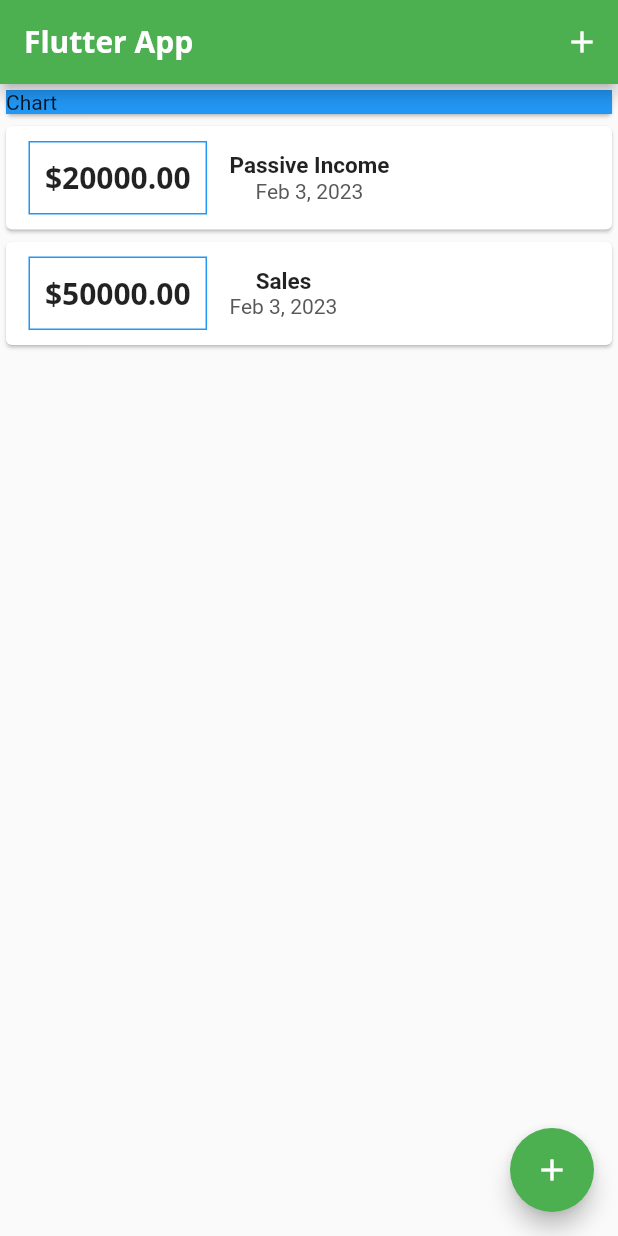
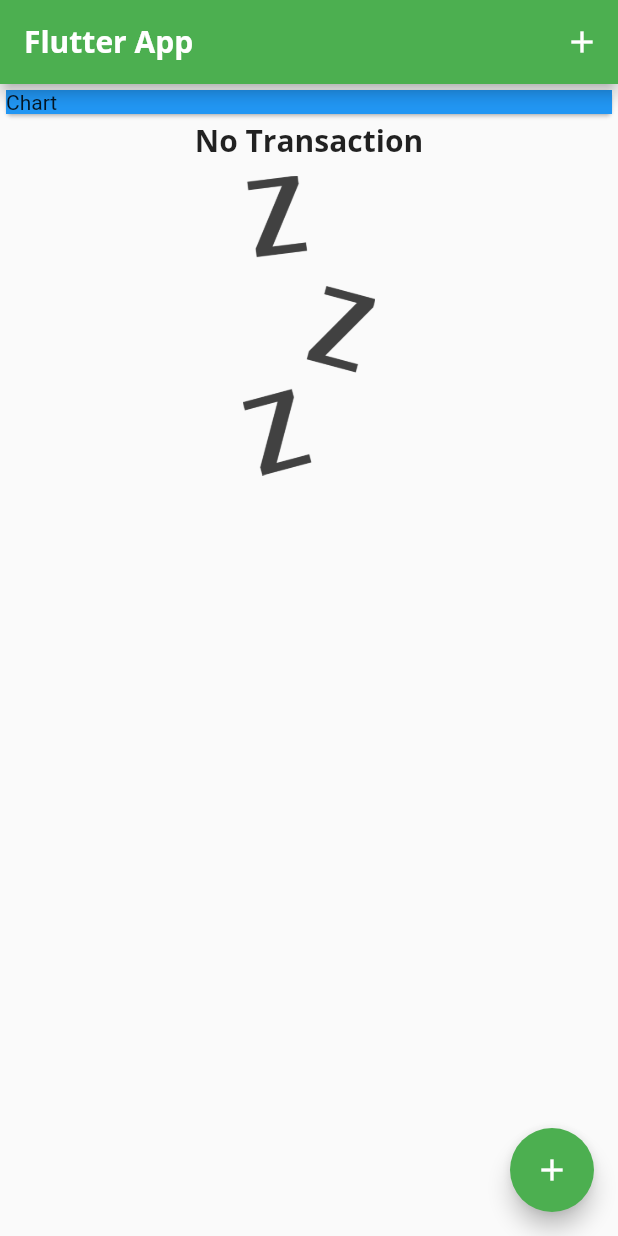
Before and after one commit to clippefuentes/personal_expense_flutter, a Flutter app: the screen it shows after launch, on a phone screen of 412 x 824 dp. Run offline on Flutter 3.47's test engine with Material 2 defaults, Android fonts, the phone set to English and light mode, and no system bars.

Commit message:
add image

```diff
--- a/lib/main.dart
+++ b/lib/main.dart
@@ -50,18 +50,18 @@ class MyHomePage extends StatefulWidget {
 
 class _MyHomePageState extends State<MyHomePage> {
   final List<Transaction> _transactions = [
-    Transaction(
-      id: 'T',
-      title: 'Passive Income',
-      amount: 20000,
-      date: DateTime.now()
-    ),
-    Transaction(
-      id: 'T',
-      title: 'Sales',
-      amount: 50000,
-      date: DateTime.now()
-    ),
+    // Transaction(
+    //   id: 'T',
+    //   title: 'Passive Income',
+    //   amount: 20000,
+    //   date: DateTime.now()
+    // ),
+    // Transaction(
+    //   id: 'T',
+    //   title: 'Sales',
+    //   amount: 50000,
+    //   date: DateTime.now()
+    // ),
   ];
 
   final titleController = TextEditingController();
--- a/lib/widgets/transaction_list.dart
+++ b/lib/widgets/transaction_list.dart
@@ -13,7 +13,15 @@ class TransactionList extends StatelessWidget {
   Widget build(BuildContext context) {
     return Container(
       height: 300,
-      child: ListView.builder(
+      child: transactions.isEmpty ? Column(
+        children: [
+          Text('No Transaction', style: Theme.of(context).textTheme.titleLarge),
+          SizedBox(height: 10),
+          Container(
+            height: 200,
+            child: Image.asset('assets/images/waiting.png', fit: BoxFit.cover))
+        ],
+      ) : ListView.builder(
         itemBuilder: (ctx, index) {
           return Card(
             child: Row(
--- a/pubspec.yaml
+++ b/pubspec.yaml
@@ -46,8 +46,8 @@ flutter:
   uses-material-design: true
 
   # To add assets to your application, add an assets section, like this:
-  # assets:
-  #   - images/a_dot_burr.jpeg
+  assets:
+    - assets/images/waiting.png
   #   - images/a_dot_ham.jpeg
 
   # An image asset can refer to one or more resolution-specific "variants", see
```
Also changed, not shown: assets/images/waiting.png (added).
